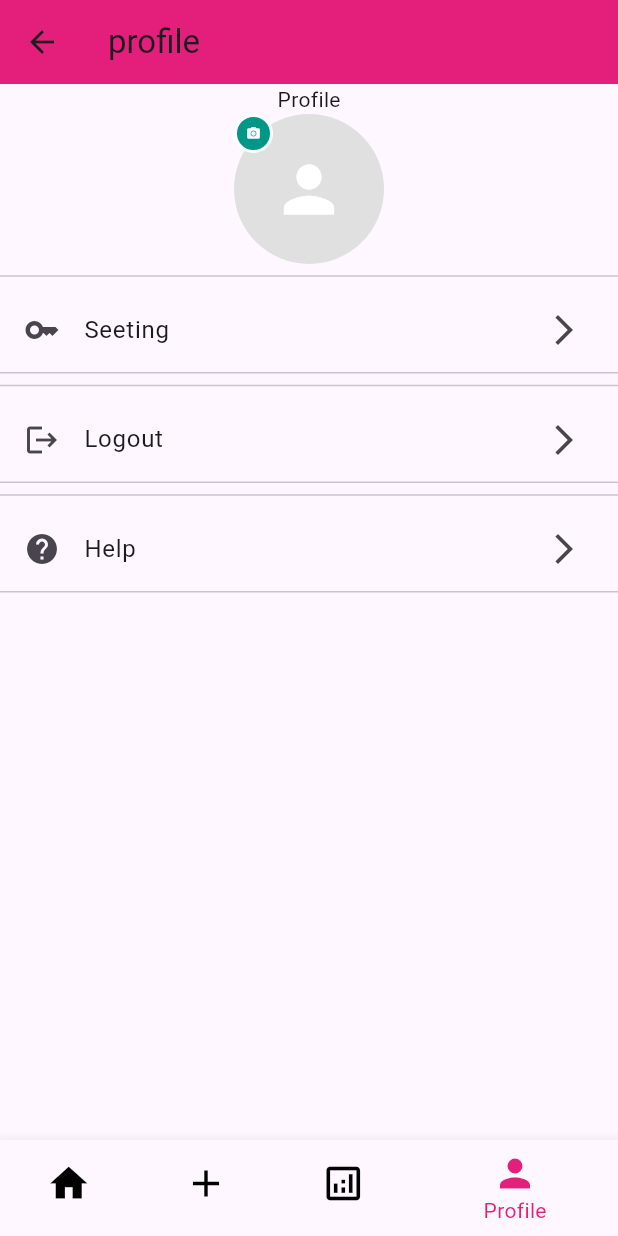
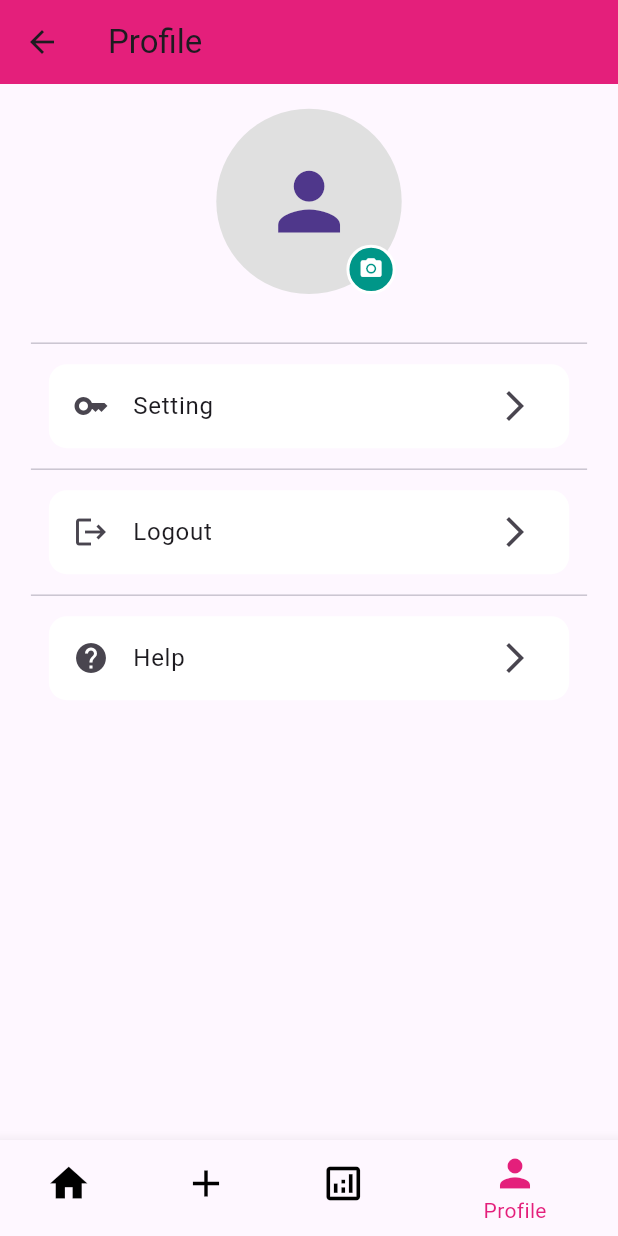
Before and after one commit to Arif-khan085/expanse_tracker, a Flutter app: the Profile screen opened directly, on a phone screen of 412 x 824 dp. Run offline on Flutter 3.47's test engine with Material 3 defaults, Android fonts, the phone set to English and light mode, and no system bars; our stand-ins replace firebase_auth, firebase_core, fl_chart, fluttertoast, get, loading_indicator; accounts and stored records are empty.

Commit message:
Profile UIs

```diff
--- a/lib/res/components/profile_seting.dart
+++ b/lib/res/components/profile_seting.dart
@@ -16,9 +16,24 @@ class ProfileTile extends StatelessWidget {
 
   @override
   Widget build(BuildContext context) {
-    return Column(
-      children: [
-        ListTile(
+    return Padding(
+      padding: const EdgeInsets.symmetric(vertical: 6, horizontal: 12), // spacing between tiles
+      child: Container(
+        decoration: BoxDecoration(
+          color: Colors.white, // set your desired background color
+          borderRadius: BorderRadius.circular(12), // round corners
+          boxShadow: [
+            BoxShadow(
+              color: Colors.grey.withOpacity(0), // subtle shadow
+              blurRadius: 4,
+              offset: const Offset(0, 2),
+            ),
+          ],
+        ),
+        child: ListTile(
+          shape: RoundedRectangleBorder(
+            borderRadius: BorderRadius.circular(12),
+          ),
           leading: leadingIcon,
           title: Text(
             title,
@@ -27,8 +42,7 @@ class ProfileTile extends StatelessWidget {
           trailing: trailingIcon,
           onTap: onTap,
         ),
-        const Divider(height: 1),
-      ],
+      ),
     );
   }
 }
--- a/lib/view/profile/profile.dart
+++ b/lib/view/profile/profile.dart
@@ -1,13 +1,11 @@
-import 'package:expense_tracker/res/colors/app_colors.dart';
-import 'package:expense_tracker/res/components/profile_seting.dart';
 import 'package:expense_tracker/view/login/login_view.dart';
 import 'package:expense_tracker/view_models/services/firebase_services.dart';
-import 'package:flutter/cupertino.dart';
 import 'package:flutter/material.dart';
 import 'package:get/get.dart';
-import 'package:get/get_core/src/get_main.dart';
 
+import '../../res/colors/app_colors.dart';
 import '../../res/components/buttomnavigatorbar.dart';
+import '../../res/components/profile_seting.dart';
 
 class Profile extends StatefulWidget {
   const Profile({super.key});
@@ -17,65 +15,95 @@ class Profile extends StatefulWidget {
 }
 
 class _ProfileState extends State<Profile> {
-  String? ProfilePicUrl;
+  String? profilePicUrl; // ✅ Corrected: Variable declared here
 
   @override
   Widget build(BuildContext context) {
+    final screenWidth = MediaQuery.of(context).size.width;
+    final screenHeight = MediaQuery.of(context).size.height;
+
     return Scaffold(
       appBar: AppBar(
         backgroundColor: AppColors.cardColor,
-        title: Text('profile'),
+        title: const Text('Profile'),
       ),
       bottomNavigationBar: CustomNavigationBar(
         selectIndex: 3,
         onItemSelect: (int value) {},
       ),
-      body: Column(
+      body: SingleChildScrollView(
+        child: Padding(
+          padding: EdgeInsets.symmetric(horizontal: screenWidth * 0.05),
+          child: Column(
+            crossAxisAlignment: CrossAxisAlignment.center,
             children: [
-          Text('Profile'),
+              SizedBox(height: screenHeight * 0.02),
               Stack(
                 children: [
                   CircleAvatar(
-                radius: 50,
-                backgroundImage: ProfilePicUrl != null
-                    ? NetworkImage(ProfilePicUrl!)
+                    radius: screenWidth * 0.15,
+                    backgroundImage: profilePicUrl != null
+                        ? NetworkImage(profilePicUrl!)
                         : null,
                     backgroundColor: Colors.grey.shade300,
-                child: ProfilePicUrl == null
-                    ? const Icon(Icons.person, size: 50, color: Colors.white)
+                    child: profilePicUrl == null
+                        ? Icon(Icons.person, size: screenWidth * 0.15)
                         : null,
                   ),
                   Positioned(
+                    bottom: 0,
+                    right: 4,
                     child: GestureDetector(
-                  onTap: () {},
+                      onTap: () {
+                        // You can implement image picker here
+                      },
                       child: Container(
-                    padding: const EdgeInsets.all(6),
+                        padding: EdgeInsets.all(screenWidth * 0.015),
                         decoration: BoxDecoration(
                           shape: BoxShape.circle,
                           color: Colors.teal,
                           border: Border.all(color: Colors.white, width: 2),
                         ),
-                    child: const Icon(
+                        child: Icon(
                           Icons.camera_alt,
                           color: Colors.white,
-                      size: 10,
+                          size: screenWidth * 0.04,
                         ),
                       ),
                     ),
                   ),
                 ],
               ),
-          Divider(),
-          ProfileTile(leadingIcon: Icon(Icons.key), title: 'Seeting', trailingIcon: Icon(Icons.arrow_forward_ios_sharp), onTap: (){}),
-          Divider(),
-          ProfileTile(leadingIcon: Icon(Icons.logout), title: 'Logout', trailingIcon: Icon(Icons.arrow_forward_ios_sharp), onTap: (){
+              SizedBox(height: screenHeight * 0.03),
+              const Divider(),
+              ProfileTile(
+                leadingIcon: const Icon(Icons.key),
+                title: 'Setting',
+                trailingIcon: const Icon(Icons.arrow_forward_ios_sharp),
+                onTap: () {},
+              ),
+              const Divider(),
+              ProfileTile(
+                leadingIcon: const Icon(Icons.logout),
+                title: 'Logout',
+                trailingIcon: const Icon(Icons.arrow_forward_ios_sharp),
+                onTap: () {
                   AuthController.instance.signOutUser();
                   Get.to(LoginView());
-          }),
-          Divider(),
-          ProfileTile(leadingIcon: Icon(Icons.help), title: 'Help', trailingIcon: Icon(Icons.arrow_forward_ios_sharp), onTap: (){}),
-
+                },
+              ),
+              const Divider(),
+              ProfileTile(
+                leadingIcon: const Icon(Icons.help),
+                title: 'Help',
+                trailingIcon: const Icon(Icons.arrow_forward_ios_sharp),
+                onTap: () {
+                  // logout logic here
+                },
+              ),
             ],
+          ),
+        ),
       ),
     );
   }
```
Lines whose indentation alone changed are shown as unchanged.
